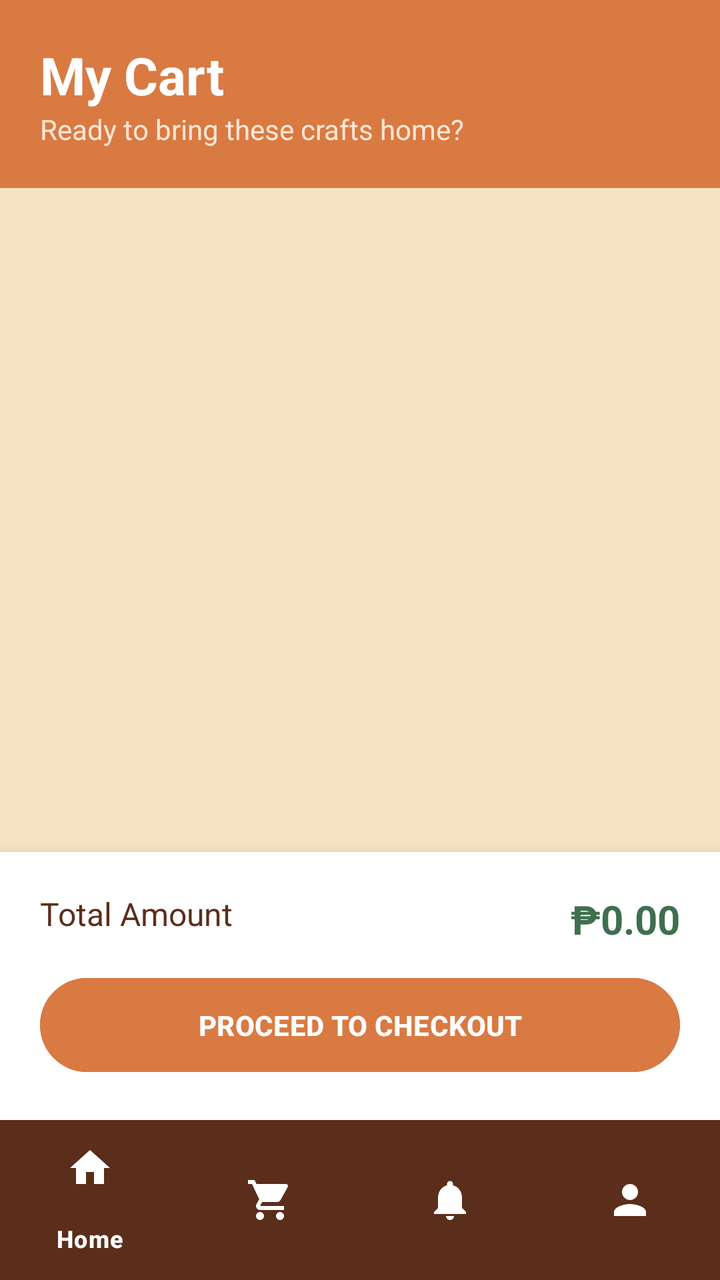
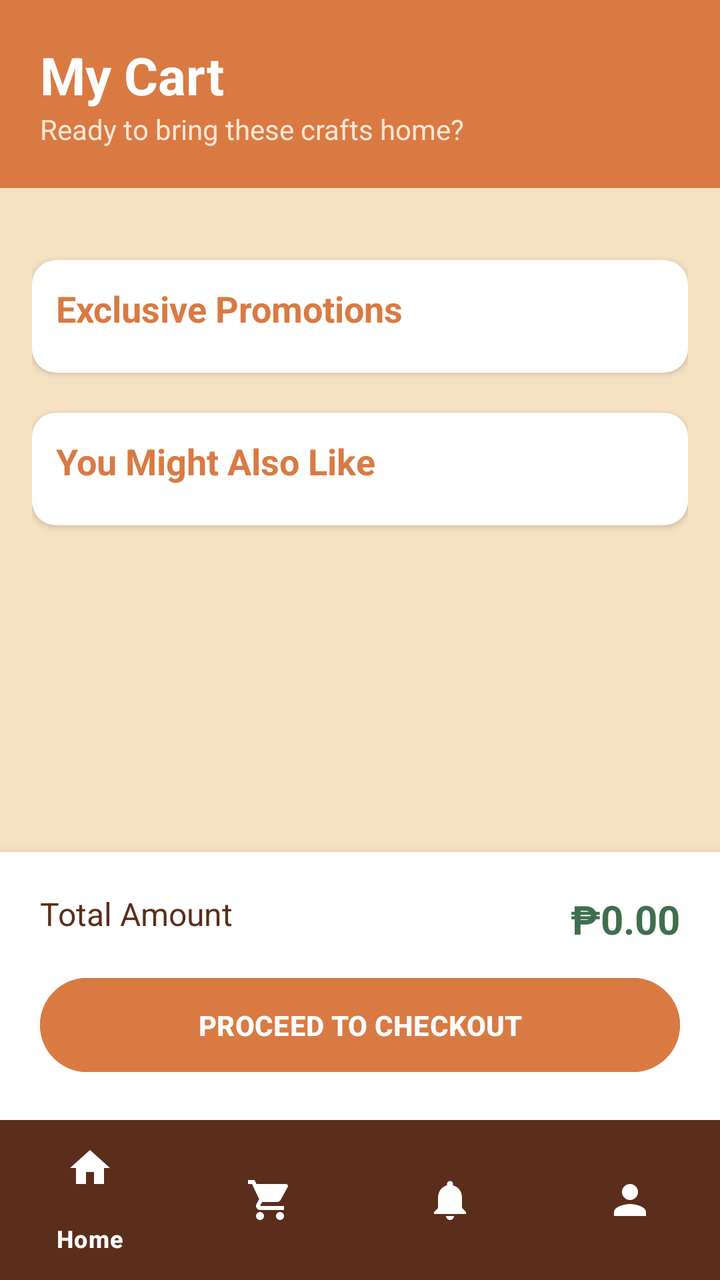

Before-and-after screenshots of an Android layout around one commit, followed by the original layout XML and the change that was made.
<!-- AndroidManifest.xml: application theme Theme.Katutubo_F -->
<!-- res/layout/fragment_cart.xml -->
<?xml version="1.0" encoding="utf-8"?>
<RelativeLayout xmlns:android="http://schemas.android.com/apk/res/android"
    xmlns:app="http://schemas.android.com/apk/res-auto"
    android:layout_width="match_parent"
    android:layout_height="match_parent"
    android:background="@color/katutubo_beige">

    <LinearLayout
        android:layout_width="match_parent"
        android:layout_height="match_parent"
        android:layout_above="@id/bottom_navigation"
        android:orientation="vertical">

        <LinearLayout
            android:layout_width="match_parent"
            android:layout_height="wrap_content"
            android:background="@color/katutubo_orange"
            android:orientation="vertical"
            android:padding="20dp">

            <TextView
                android:layout_width="wrap_content"
                android:layout_height="wrap_content"
                android:text="My Cart"
                android:textColor="@color/white"
                android:textSize="26sp"
                android:textStyle="bold" />

            <TextView
                android:layout_width="wrap_content"
                android:layout_height="wrap_content"
                android:text="Ready to bring these crafts home?"
                android:textColor="#FFE6D5"
                android:textSize="14sp" />
        </LinearLayout>

        <ScrollView
            android:layout_width="match_parent"
            android:layout_height="0dp"
            android:layout_weight="1">

            <LinearLayout
                android:id="@+id/cart_items_container"
                android:layout_width="match_parent"
                android:layout_height="wrap_content"
                android:orientation="vertical"
                android:padding="16dp">

                

                <TextView
                    android:id="@+id/tv_empty_cart"
                    android:layout_width="match_parent"
                    android:layout_height="wrap_content"
                    android:gravity="center"
                    android:layout_marginTop="50dp"
                    android:text="Your cart is empty"
                    android:textColor="@color/katutubo_brown"
                    android:visibility="gone" />

            </LinearLayout>
        </ScrollView>

        <LinearLayout
            android:id="@+id/checkout_section"
            android:layout_width="match_parent"
            android:layout_height="wrap_content"
            android:background="@color/white"
            android:elevation="8dp"
            android:orientation="vertical"
            android:padding="20dp">

            <RelativeLayout
                android:layout_width="match_parent"
                android:layout_height="wrap_content"
                android:layout_marginBottom="12dp">

                <TextView
                    android:layout_width="wrap_content"
                    android:layout_height="wrap_content"
                    android:text="Total Amount"
                    android:textColor="@color/katutubo_brown"
                    android:textSize="16sp" />

                <TextView
                    android:id="@+id/tv_total_amount"
                    android:layout_width="wrap_content"
                    android:layout_height="wrap_content"
                    android:layout_alignParentEnd="true"
                    android:text="₱0.00"
                    android:textColor="@color/katutubo_green"
                    android:textSize="20sp"
                    android:textStyle="bold" />
            </RelativeLayout>

            <Button
                android:id="@+id/btn_checkout"
                android:layout_width="match_parent"
                android:layout_height="55dp"
                android:backgroundTint="@color/katutubo_orange"
                android:text="PROCEED TO CHECKOUT"
                android:textColor="@color/white"
                android:textStyle="bold" />
        </LinearLayout>
    </LinearLayout>

    <com.google.android.material.bottomnavigation.BottomNavigationView
        android:id="@+id/bottom_navigation"
        android:layout_width="match_parent"
        android:layout_height="wrap_content"
        android:layout_alignParentBottom="true"
        android:background="@color/katutubo_brown"
        app:itemIconTint="@color/white"
        app:itemTextColor="@color/white"
        app:menu="@menu/bottom_nav_menu" />

</RelativeLayout>
<!-- resources referenced by this layout -->
<resources>
  <color name="katutubo_beige">#F6E2C3</color>
  <color name="katutubo_brown">#5A2E1B</color>
  <color name="katutubo_green">#3F6F4E</color>
  <color name="katutubo_orange">#D97A43</color>
  <color name="white">#FFFFFF</color>
  <style name="Theme.Katutubo_F" parent="Base.Theme.Katutubo_F">
          
          <item name="bottomNavigationStyle">@style/Widget.App.BottomNavigationView</item>
      </style>
  <style name="Base.Theme.Katutubo_F" parent="Theme.Material3.DayNight.NoActionBar">
          
      </style>
  <style name="Widget.App.BottomNavigationView" parent="Widget.Material3.BottomNavigationView">
          
          <item name="materialThemeOverlay">@style/ThemeOverlay.App.BottomNavigation</item>
      </style>
  <style name="ThemeOverlay.App.BottomNavigation" parent="">
          
          <item name="colorSecondaryContainer">#EFEBE9</item>
      </style>
</resources>

<!-- the commit's change to res/layout/fragment_cart.xml (unified diff, before → after) -->
@@ -57,6 +57,104 @@
                     android:text="Your cart is empty"
                     android:textColor="@color/katutubo_brown"
                     android:visibility="gone" />
+
+                
+                <LinearLayout
+                    android:id="@+id/promotion_section"
+                    android:layout_width="match_parent"
+                    android:layout_height="wrap_content"
+                    android:orientation="vertical"
+                    android:layout_marginTop="20dp"
+                    android:background="@drawable/rounded_white_bg"
+                    android:elevation="2dp"
+                    android:padding="12dp">
+
+                    <TextView
+                        android:layout_width="wrap_content"
+                        android:layout_height="wrap_content"
+                        android:text="Exclusive Promotions"
+                        android:textColor="@color/katutubo_orange"
+                        android:textSize="18sp"
+                        android:textStyle="bold" />
+
+                    <HorizontalScrollView
+                        android:layout_width="match_parent"
+                        android:layout_height="wrap_content"
+                        android:scrollbars="none"
+                        android:layout_marginTop="8dp">
+                        <LinearLayout
+                            android:id="@+id/promo_container"
+                            android:layout_width="wrap_content"
+                            android:layout_height="wrap_content"
+                            android:orientation="horizontal" />
+                    </HorizontalScrollView>
+                </LinearLayout>
+
+                
+                <LinearLayout
+                    android:id="@+id/recent_views_section"
+                    android:layout_width="match_parent"
+                    android:layout_height="wrap_content"
+                    android:orientation="vertical"
+                    android:layout_marginTop="20dp"
+                    android:background="@drawable/rounded_white_bg"
+                    android:elevation="2dp"
+                    android:padding="12dp"
+                    android:visibility="gone">
+
+                    <TextView
+                        android:layout_width="wrap_content"
+                        android:layout_height="wrap_content"
+                        android:text="Recently Viewed"
+                        android:textColor="@color/katutubo_brown"
+                        android:textSize="18sp"
+                        android:textStyle="bold" />
+
+                    <HorizontalScrollView
+                        android:layout_width="match_parent"
+                        android:layout_height="wrap_content"
+                        android:scrollbars="none"
+                        android:layout_marginTop="8dp">
+                        <LinearLayout
+                            android:id="@+id/recent_views_container"
+                            android:layout_width="wrap_content"
+                            android:layout_height="wrap_content"
+                            android:orientation="horizontal" />
+                    </HorizontalScrollView>
+                </LinearLayout>
+
+                
+                <LinearLayout
+                    android:id="@+id/recommendations_section"
+                    android:layout_width="match_parent"
+                    android:layout_height="wrap_content"
+                    android:orientation="vertical"
+                    android:layout_marginTop="20dp"
+                    android:layout_marginBottom="20dp"
+                    android:background="@drawable/rounded_white_bg"
+                    android:elevation="2dp"
+                    android:padding="12dp">
+
+                    <TextView
+                        android:layout_width="wrap_content"
+                        android:layout_height="wrap_content"
+                        android:text="You Might Also Like"
+                        android:textColor="@color/katutubo_orange"
+                        android:textSize="18sp"
+                        android:textStyle="bold" />
+
+                    <HorizontalScrollView
+                        android:layout_width="match_parent"
+                        android:layout_height="wrap_content"
+                        android:scrollbars="none"
+                        android:layout_marginTop="8dp">
+                        <LinearLayout
+                            android:id="@+id/recommendations_container"
+                            android:layout_width="wrap_content"
+                            android:layout_height="wrap_content"
+                            android:orientation="horizontal" />
+                    </HorizontalScrollView>
+                </LinearLayout>
 
             </LinearLayout>
         </ScrollView>
<!-- resource entries referenced after the edit -->
@@ -5,6 +5,12 @@
   <color name="katutubo_green">#3F6F4E</color>
   <color name="katutubo_orange">#D97A43</color>
   <color name="white">#FFFFFF</color>
+  <!-- drawable rounded_white_bg (drawable) -->
+  <?xml version="1.0" encoding="utf-8"?>
+  <shape xmlns:android="http://schemas.android.com/apk/res/android">
+      <solid android:color="@color/white" />
+      <corners android:radius="12dp" />
+  </shape>
   <style name="Theme.Katutubo_F" parent="Base.Theme.Katutubo_F">
           
           <item name="bottomNavigationStyle">@style/Widget.App.BottomNavigationView</item>
